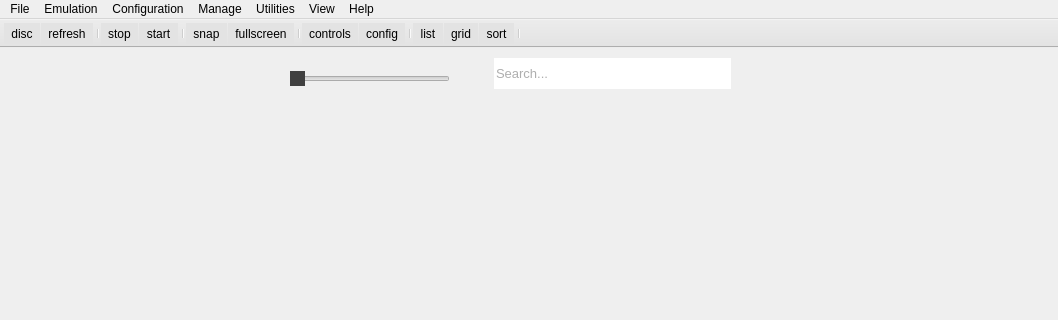
First picture: the form in rpcs3/rpcs3qt/main_window.ui, repository RPCS3/rpcs3, before the edit; both pictures show x 0 to 1058 and y 0 to 320 of the 1058 by 580 pixel window.
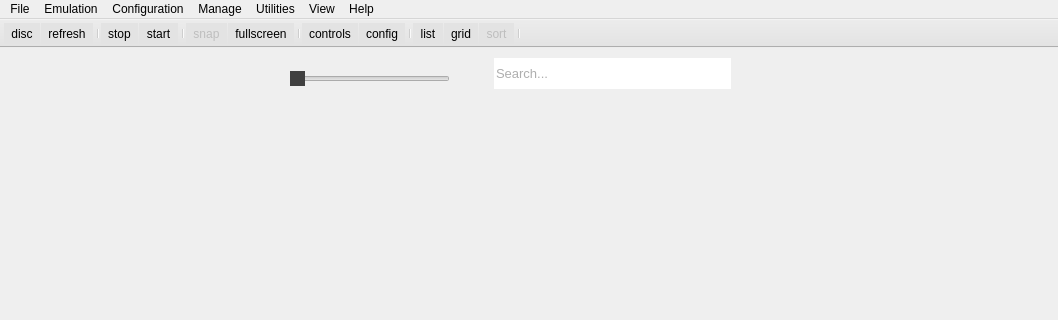
Second picture: the form after the edit. Icons and pictures are not drawn.

Diff of the .ui file:
```diff
--- a/rpcs3/rpcs3qt/main_window.ui
+++ b/rpcs3/rpcs3qt/main_window.ui
@@ -831,6 +831,9 @@
    </property>
   </action>
   <action name="toolbar_snap">
+   <property name="enabled">
+    <bool>false</bool>
+   </property>
    <property name="icon">
     <iconset resource="../resources.qrc">
      <normaloff>:/Icons/screenshot.png</normaloff>:/Icons/screenshot.png</iconset>
@@ -879,6 +882,9 @@
    </property>
   </action>
   <action name="toolbar_sort">
+   <property name="enabled">
+    <bool>false</bool>
+   </property>
    <property name="icon">
     <iconset resource="../resources.qrc">
      <normaloff>:/Icons/sort.png</normaloff>:/Icons/sort.png</iconset>
```
Left out of the diff: 2 changed lines with no effect on the pictures.
